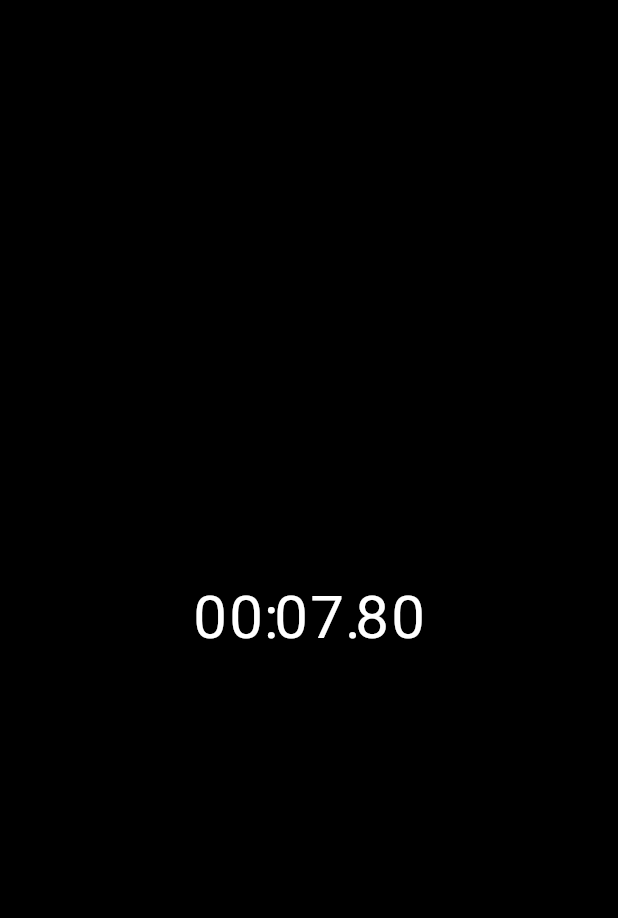
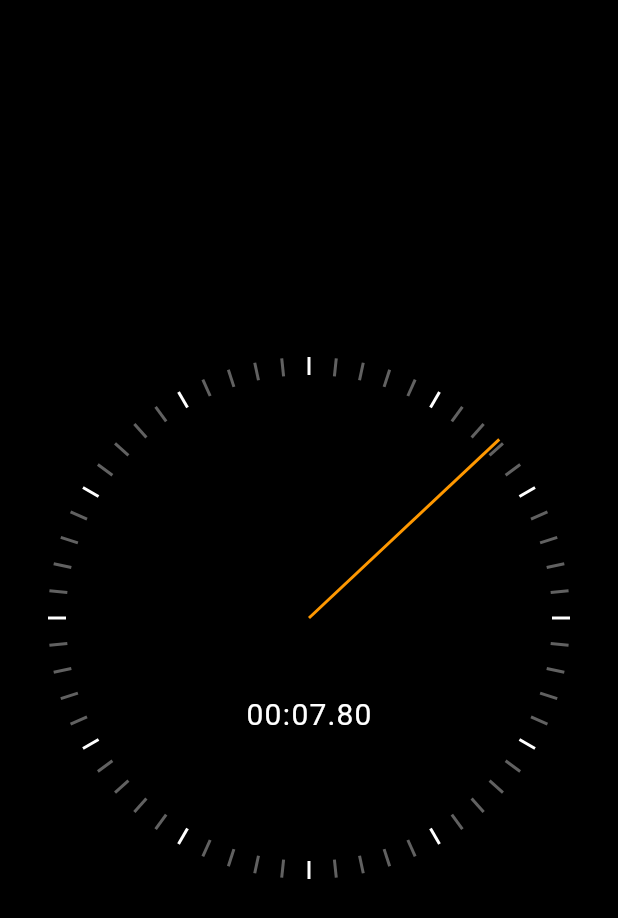
Before and after one commit to anohene1/stopwatch_animation, a Flutter app: the screen it shows after launch, on a phone screen of 412 x 824 dp. Shown: the top 918 px of the screen. Run offline on Flutter 3.47's test engine with Material 2 defaults, Android fonts, the phone set to English and light mode, and no system bars.

Commit message:
clock face and second hand implemented

```diff
--- a/lib/main.dart
+++ b/lib/main.dart
@@ -26,7 +26,12 @@ class MyHomePage extends StatelessWidget {
       value: SystemUiOverlayStyle.light,
       child: Scaffold(
         body: Center(
-          child: Stopwatch(),
+          child: Padding(
+            padding: const EdgeInsets.all(32.0),
+            child: AspectRatio(
+                aspectRatio: 1.0,
+                child: Stopwatch()),
+          ),
         ),
       ),
     );
--- /dev/null
+++ b/lib/ui/clock_hand.dart
@@ -0,0 +1,31 @@
+import 'package:flutter/material.dart';
+
+class ClockHand extends StatelessWidget {
+  const ClockHand(
+      {Key? key,
+      required this.rotationZAngle,
+      required this.handThickness,
+      required this.handLength,
+      required this.color})
+      : super(key: key);
+
+  final double rotationZAngle;
+  final double handThickness;
+  final double handLength;
+  final Color color;
+
+  @override
+  Widget build(BuildContext context) {
+    return Transform(
+      alignment: Alignment.topCenter,
+      transform: Matrix4.identity()
+      ..translate(-handThickness / 2, 0.0, 0.0)
+      ..rotateZ(rotationZAngle),
+      child: Container(
+        height: handLength,
+        width: handThickness,
+        color: color,
+      ),
+    );
+  }
+}
--- /dev/null
+++ b/lib/ui/clock_markers.dart
@@ -0,0 +1,31 @@
+import 'dart:math';
+
+import 'package:flutter/material.dart';
+
+class ClockSecondsTickMarker extends StatelessWidget {
+  const ClockSecondsTickMarker(
+      {Key? key, required this.seconds, required this.radius})
+      : super(key: key);
+
+  final int seconds;
+  final double radius;
+
+  @override
+  Widget build(BuildContext context) {
+    final color = seconds % 5 == 0 ? Colors.white : Colors.grey[700];
+    const width = 2.0;
+    const height = 12.0;
+
+    return Transform(
+        alignment: Alignment.center,
+        transform: Matrix4.identity()
+          ..translate(-width / 2, -height / 2, 0.0)
+          ..rotateZ(2 * pi * (seconds / 60.0))
+          ..translate(0.0, radius - height / 2, 0.0),
+        child: Container(
+          color: color,
+          width: width,
+          height: height,
+        ));
+  }
+}
--- a/lib/ui/elapsed_time_text.dart
+++ b/lib/ui/elapsed_time_text.dart
@@ -12,7 +12,7 @@ class ElapsedTimeText extends StatelessWidget {
     final hundredsStr = hundreds.toStringAsFixed(0).padLeft(2, '0');
     final secondsStr = seconds.toString().padLeft(2, '0');
     final minutesStr = minutes.toString().padLeft(2, '0');
-    const digitWidth = 24.0;
+    const digitWidth = 12.0;
     return Row(
       mainAxisAlignment: MainAxisAlignment.center,
       children: [
@@ -40,7 +40,7 @@ class TimeDigit extends StatelessWidget {
       width: width,
       child: Text(
         text,
-        style: TextStyle(fontSize: 40),
+        style: TextStyle(fontSize: 20),
         textAlign: TextAlign.center,
       ),
     );
--- a/lib/ui/stopwatch.dart
+++ b/lib/ui/stopwatch.dart
@@ -3,6 +3,7 @@ import 'dart:async';
 import 'package:flutter/material.dart';
 import 'package:flutter/scheduler.dart';
 import 'package:stopwatch_flutter/ui/elapsed_time_text_basic.dart';
+import 'package:stopwatch_flutter/ui/stopwatch_renderer.dart';
 
 import 'elapsed_time_text.dart';
 
@@ -34,8 +35,14 @@ class _StopwatchState extends State<Stopwatch> with SingleTickerProviderStateMix
 
   @override
   Widget build(BuildContext context) {
-    return ElapsedTimeText(
-      elapsed: _elapsed,
+    return LayoutBuilder(
+      builder: (context, constraints) {
+        final radius = constraints.maxWidth / 2;
+        return StopwatchRenderer(
+          elapsed: _elapsed,
+          radius: radius,
+        );
+      }
     );
   }
 }
--- /dev/null
+++ b/lib/ui/stopwatch_renderer.dart
@@ -0,0 +1,42 @@
+import 'dart:math';
+
+import 'package:flutter/material.dart';
+import 'package:stopwatch_flutter/ui/clock_hand.dart';
+import 'package:stopwatch_flutter/ui/clock_markers.dart';
+import 'package:stopwatch_flutter/ui/elapsed_time_text.dart';
+
+class StopwatchRenderer extends StatelessWidget {
+  const StopwatchRenderer(
+      {Key? key, required this.elapsed, required this.radius})
+      : super(key: key);
+
+  final Duration elapsed;
+  final double radius;
+
+  @override
+  Widget build(BuildContext context) {
+    return Stack(
+      children: [
+        for (var i = 0; i < 60; i++)
+          Positioned(
+              left: radius,
+              top: radius,
+              child: ClockSecondsTickMarker(seconds: i, radius: radius,)),
+        Positioned(
+          left: radius,
+          top: radius,
+          child: ClockHand(
+              rotationZAngle: pi + (2 * pi / 60000) * elapsed.inMilliseconds,
+              handThickness: 2,
+              handLength: radius,
+              color: Colors.orange),
+        ),
+        Positioned(
+            left: 0,
+            right: 0,
+            top: radius * 1.3,
+            child: ElapsedTimeText(elapsed: elapsed)),
+      ],
+    );
+  }
+}
```
